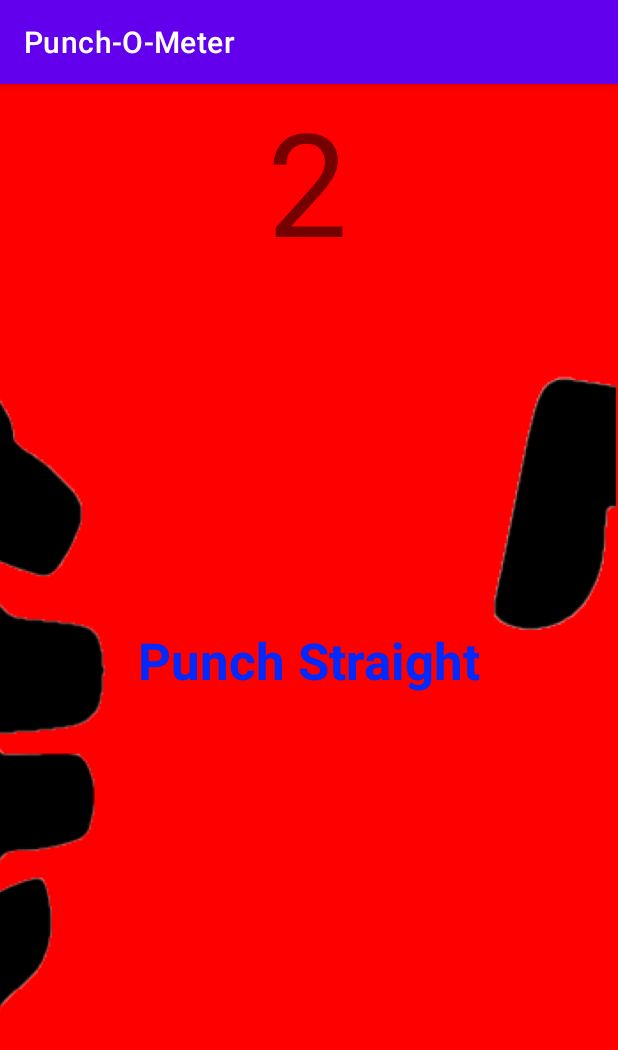
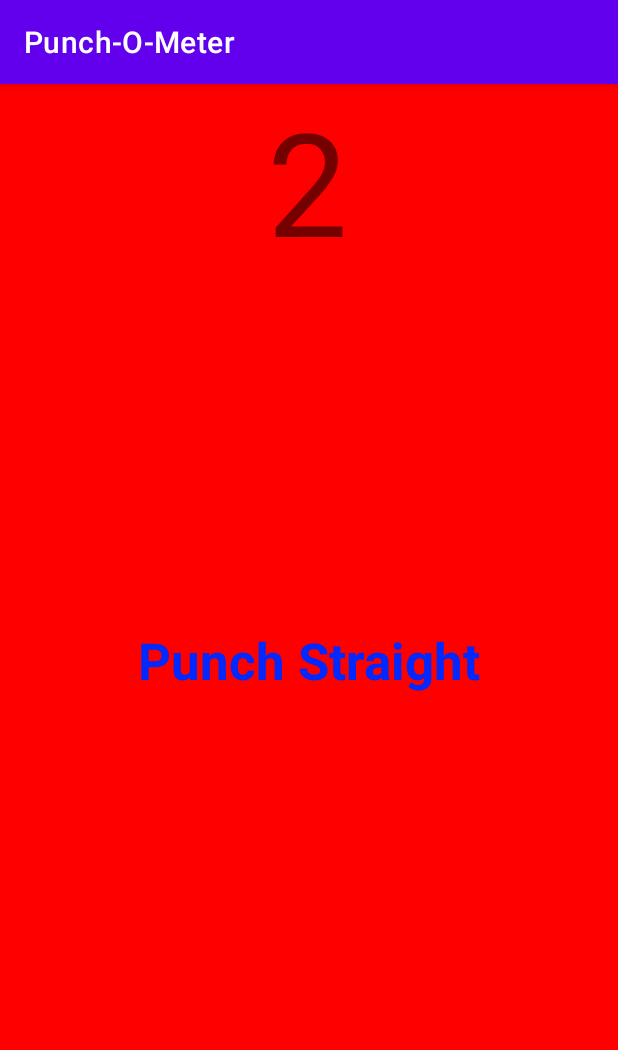
Before and after one commit to AJChippi/Project-2-Team-4, an Android app: the GameActivity screen opened directly, with no data from a screen before it, on a phone screen of 412 x 824 dp. Shown: the top 1050 px of the screen. Run offline under Robolectric (Android 15) with nearby library versions, the phone set to English and light mode, and no system bars.

```diff
--- a/app/src/main/AndroidManifest.xml
+++ b/app/src/main/AndroidManifest.xml
@@ -21,7 +21,8 @@
             android:exported="false" />
         <activity
             android:name=".GameActivity"
-            android:exported="false" />
+            android:exported="false"
+            android:screenOrientation="portrait"/>
         <activity
             android:name=".SettingsActivity"
             android:exported="false" />
--- a/app/src/main/java/com/example/project_2_team_4/GameActivity.java
+++ b/app/src/main/java/com/example/project_2_team_4/GameActivity.java
@@ -31,61 +31,49 @@ import java.util.Timer;
 import java.util.TimerTask;
 
 public class GameActivity extends AppCompatActivity implements SensorEventListener {
-    //Views
+        //  Views  //
     TextView txtLayout;
     TextView txtTimer;
-    ImageView imgLeftGrip;
-    ImageView imgRightGrip;
-
+        //  Variables  //
+    //  Constants  //
+    //  Arbitrary values that adds a threshold on when to start listening for sensor events
+    int ACC_THRESHOLD = 1;
+    int SENSOR_THRESHOLD = 2;
+    int BUOYANCY_THRESHOLD = 3;
+    String TAG = "MYTAG";
+    String TAG2 = "MYTAG2";
+    //Shared Pref values
     SettingValues settings;
     String tapAction;
     String previousText;
-
     String command;
-
-    //Variables
-    //  Arbitrary value that adds a threshold when to start listening for sensor events
-    int ACC_THRESHOLD = 2;
-    int BUOYANCY_THRESHOLD = 4;
+    int count = 0;
+    //Speeds
     float accStartingX;
     float accStartingY;
     float topSpeed = 0;
-    String currentHandGrip = "";
-    String TAG = "MYTAG";
-    String TAG2 = "MYTAG2";
-    boolean timerActive = false;
+    //Flags
+    boolean timerFinished = false;
+
     boolean flagStartingAcc = false;
-    boolean flagStartingRot = false;
+    //Arraylists
     ArrayList<Float> arlValuesX;
     ArrayList<Float> arlValuesY;
     ArrayList<Float> arlTopSpeeds;
     ArrayList<Float> arlTempSpeeds;
-
     //Sensors
     SensorManager sensorManager;
     Sensor accSensor;
-    Sensor geoSensor;
-    Sensor gyroSensor;
-
-    int count = 0;
 
     @Override
     protected void onCreate(Bundle savedInstanceState) {
         super.onCreate(savedInstanceState);
         setContentView(R.layout.activity_game);
 
+        //Find IDs and set Settings
         settings = SettingValues.getInstance();
-
         txtLayout = findViewById(R.id.txtLayout);
         txtTimer = findViewById(R.id.txtTimer);
-
-        //Image Resources
-        imgLeftGrip = findViewById(R.id.imgLeftGrip);
-        imgRightGrip = findViewById(R.id.imgRightGrip);
-        imgLeftGrip.setImageResource(R.drawable.left_grip);
-        imgRightGrip.setImageResource(R.drawable.left_grip);
-        imgLeftGrip.setVisibility(View.INVISIBLE);
-        imgRightGrip.setVisibility(View.INVISIBLE);
 
         //Initialize Arraylists
         arlValuesX = new ArrayList<>();
@@ -96,50 +84,33 @@ public class GameActivity extends AppCompatActivity implements SensorEventListen
         //Initialize sensors
         sensorManager = (SensorManager) getSystemService(Context.SENSOR_SERVICE);
         accSensor = sensorManager.getDefaultSensor(Sensor.TYPE_ACCELEROMETER);
-        geoSensor = sensorManager.getDefaultSensor(Sensor.TYPE_GAME_ROTATION_VECTOR);
-        gyroSensor = sensorManager.getDefaultSensor(Sensor.TYPE_GYROSCOPE);
 
+        //Get new command until maximum commands has been reached
         pickNewAction();
     }
 
     @Override
     public void onSensorChanged(SensorEvent sensorEvent) {
-
-
-        if (timerActive) {
+        //Once the timer has been completed, start listening for Accelerometer events
+        if (timerFinished) {
             switch (sensorEvent.sensor.getType()) {
                 case Sensor.TYPE_ACCELEROMETER:
-                    //Get starting accelerometer values
+                    //Add X & Y values into appropriate lists
                     arlValuesX.add(sensorEvent.values[0]);
                     arlValuesY.add(sensorEvent.values[1]);
+                    //Get starting accelerometer x & y values
                     if (!flagStartingAcc) {
                         accStartingX = sensorEvent.values[0];
                         accStartingY = sensorEvent.values[1];
                         flagStartingAcc = true;
-                        Log.d(TAG, "Beginning: " + accStartingX + " | " + accStartingY);
+                        Log.d(TAG, "Beginning: X -> " + accStartingX + " | Y -> " + accStartingY);
                     }
-
-                    //Check if the orientation of the phone is correct. If so, begin grabbing punch
-                    if(flagStartingRot) {
+                    //Get the current command and run the respective method for listening to either
+                    //  up / down / straight
+                    if (command.equalsIgnoreCase("up") || command.equalsIgnoreCase("down"))
                         checkPunchY(sensorEvent.values[0], sensorEvent.values[1]);
-                        if (command.equalsIgnoreCase("straight")) {
-                            //Log.d(TAG2,sensorEvent.values[0]+"");
-                            //Log.d(TAG2,sensorEvent.values[1]+"");
+                    if (command.equalsIgnoreCase("straight"))
                         checkPunchX(sensorEvent.values[0], sensorEvent.values[1]);
-                        }
-
-                    }
-
-                    break;
-
-                //Get the orientation of the phone using X,Y,Z
-                case Sensor.TYPE_GAME_ROTATION_VECTOR:
-                    Log.d(TAG, "GEO: " + Arrays.toString(sensorEvent.values));
-                    getHandOrientation(sensorEvent.values[0], sensorEvent.values[1], sensorEvent.values[2]);
-                    break;
-
-                case Sensor.TYPE_GYROSCOPE:
-                    Log.d(TAG, "GYRO: " + Arrays.toString(sensorEvent.values));
                     break;
             }
         }
@@ -148,30 +119,21 @@ public class GameActivity extends AppCompatActivity implements SensorEventListen
     @Override
     public void onAccuracyChanged(Sensor sensor, int i) {}
 
+    //Determine whether or not the user is punching up or down
     public void checkPunchY(float accValueX, float accValueY) {
-        //determine if the user is punching up or down
+        //Command is UP. Check if the user is beginning to punch up
         if (arlValuesY.get(arlValuesY.size() - 1) > accStartingY + ACC_THRESHOLD) {
+            //Find the top y-value
             if (command.equalsIgnoreCase("up")) {
-      //          Log.d(TAG, "X-COORDS: " + accValueX);
-      //          Log.d(TAG, "Punching Up");
-                findTopSpeedY(accValueX, accValueY, command);
-            } else {
-      //          Log.d(TAG, "Incorrect: Not UP");
-                //           arlValuesY.clear();
+                findTopSpeedY(accValueX, accValueY);
             }
+        //Command is DOWN. Check if the user is beginning to punch down
         } else if (arlValuesY.get(arlValuesY.size() - 1) + ACC_THRESHOLD < accStartingY) {
             if (command.equalsIgnoreCase("down")) {
-      //          Log.d(TAG, "X-COORDS: " + accValueX);
-      //          Log.d(TAG, "Punching down");
-                findTopSpeedY(accValueX, accValueY, command);
-            } else {
-       //         Log.d(TAG, "Incorrect: Not DOWN");
-                //         arlValuesY.clear();
+                findTopSpeedY(accValueX, accValueY);
             }
-            //punching down
         } else {
             //not punching
-      //      Log.d(TAG, "Not punching");
             //clear the arraylist
             arlValuesY.clear();
         }
@@ -246,86 +208,157 @@ public class GameActivity extends AppCompatActivity implements SensorEventListen
         }
     }
 
-
-    public void findTopSpeedY(float accValueX, float accValueY, String currentCommand) {
+    //Find and grab the top y-value from the accelerometer
+    public void findTopSpeedY(float accValueX, float accValueY) {
         //Command is up
         //Accelerometer should be increasing. Get top speed and once the
         //  Y-value is smaller, stop listening, send data to ScoreBoardActivity and
         //  swap activities
         //Threshold is set in order to give leeway to getting values instead of grabbing every
         //  value
-        if (command.equalsIgnoreCase("up")) {
+        if (command.equalsIgnoreCase("up") && accValueY > accStartingY + SENSOR_THRESHOLD) {
             if (topSpeed < accValueY && topSpeed >= 0) {
                 topSpeed = accValueY;
                 arlTempSpeeds.add(accValueX);
-   //             Log.d(TAG, "FASTER ----> " + topSpeed);
-            } else if (topSpeed - ACC_THRESHOLD > accValueY && topSpeed >= 0) {
+                //Log.d(TAG, "FASTER ----> " + topSpeed);
+            } else if (topSpeed - ACC_THRESHOLD + 1 > accValueY && topSpeed >= 0) {
+                //Temp list is utilized here to ensure that the user is NOT punching straight
                 float tempSum = 0;
-                for(int i = 0; i < arlTempSpeeds.size(); i++){
-                    tempSum+= arlTempSpeeds.get(i);
-                }
-                if(tempSum < 0){
-                    //Punching up was successful. Find top s[eed and check if there is a new command
-      //              Log.d(TAG, "SLOWER ----> " + accValueY);
-       //             Log.d(TAG, "TOTAL X: " + tempSum);
+                for (int i = 0; i < arlTempSpeeds.size(); i++)
+                    tempSum += arlTempSpeeds.get(i);
+
+                //Temp list size is utilized here to ensure if it's greater than the threshold, that
+                //  the user is NOT punching down
+                if (tempSum < 0 && arlTempSpeeds.size() > BUOYANCY_THRESHOLD) {
+                    //Punching up was successful and has ended.
+                    // Find top speed and check if there is a new command
+                        //Log.d(TAG, "SLOWER ----> " + accValueY);
+                        //Log.d(TAG, "TOP SPEED: " + topSpeed + " | Start_Y: " + accStartingY);
                     topSpeed -= accStartingY;
                     arlTopSpeeds.add(topSpeed);
-        //            Log.d(TAG, "TOP SPEED: " + topSpeed + " | Start_Y: " + accStartingY);
-                    //Stop Listening
+                    //Stop Listening and check for new commands
                     stopListening();
-                    timerActive = false;
-                    arlTempSpeeds.clear();
-                    //Send speed data and swap activities
+                    timerFinished = false;
+                    resetValues();
                     vibrate();
                     count++;
                     pickNewAction();
                 } else {
-                    arlTempSpeeds.clear();
-                    topSpeed = 0;
+                    resetValues();
                 }
+            } else {
+                resetValues();
             }
             //Command is down
         } else if (command.equalsIgnoreCase("down")) {
-   //         Log.d(TAG, "Checking: " + accValueY);
-            //Speed value is going down when punching down
+            //Speed value is going negative when punching down
             if (topSpeed - ACC_THRESHOLD > accValueY) {
                 topSpeed = accValueY;
                 arlTempSpeeds.add(topSpeed);
-     //           Log.d(TAG, "FASTER ----> " + topSpeed);
-                //Y-value is larger and speed is below 0. Essentially in negatives
+                //Log.d(TAG, "FASTER ----> " + topSpeed);
+             //Y-value is larger and speed should be below 0
             } else if (topSpeed < accValueY && topSpeed < 0) {
-                //Punching down was successful. Find top speed and check if there is a new command
-                if (arlTempSpeeds.size() >= BUOYANCY_THRESHOLD) {
-       //             Log.d(TAG, "SLOWER ----> " + accValueY);
-       //             Log.d(TAG, "Temps: " + arlTempSpeeds.size());
+                //Temp list size is here to ensure that the user is NOT punching up
+                if (arlTempSpeeds.size() > BUOYANCY_THRESHOLD) {
+                    //Punching down was successful and has ended.
+                    // Find top speed and check if there is a new command
+                        //Log.d(TAG, "SLOWER ----> " + accValueY);
+                        //Log.d(TAG, "Temps: " + arlTempSpeeds.size());
+                    //Convert to positive values
+                    if(accStartingY < 0)
+                        accStartingY += -1;
                     topSpeed *= -1;
                     topSpeed -= accStartingY;
+                    //TopSpeed is checked here to ensure that the user is NOT punching straight
+                    if (topSpeed > 0) {
+                        //Stop listening and check for new command
                         arlTopSpeeds.add(topSpeed);
-        //            Log.d(TAG, "TOP SPEED: " + topSpeed + " | Start_Y: " + accStartingY);
                         stopListening();
-                    timerActive = false;
+                        timerFinished = false;
                         arlTempSpeeds.clear();
                         vibrate();
                         count++;
                         pickNewAction();
+                    }
                 } else {
-                    arlTempSpeeds.clear();
-                    topSpeed = 0;
+                    resetValues();
+                }
+            } else {
+                resetValues();
             }
         }
     }
-        //    arlValuesY.clear();
+
+    //Grab and find the top X-value from the accelerometer
+    public void findTopSpeedX(float accValueX, float accValueY) {
+        //Command is straight
+        //Accelerometer should be increasing. Get top speed and once the
+        //  X-value is smaller, stop listening, send data to ScoreBoardActivity and
+        //  swap activities
+        //Threshold is set in order to give leeway to getting values instead of grabbing every
+        //  value
+
+        if (command.equalsIgnoreCase("straight")) {
+            //Start getting the top x-values
+            if (topSpeed < accValueX && topSpeed >= 0) {
+                topSpeed = accValueX;
+                arlTempSpeeds.add(accValueY);
+                //Log.d(TAG2, "FASTER ----> " + topSpeed);
+            //Begin slower speed process
+            } else if (topSpeed > accValueX + ACC_THRESHOLD && topSpeed >= 0) {
+                //TempSum is utilized here to ensure that the user is NOT punching up
+                float tempSum = 0;
+                for (int i = 0; i < arlTempSpeeds.size(); i++)
+                    tempSum += arlTempSpeeds.get(i);
+
+                //TempSpeed size is utilized here to ensure that the user is NOT punching down
+                if (tempSum > 0 && arlTempSpeeds.size() > BUOYANCY_THRESHOLD) {
+                    //Slows down. Get top speed
+                        //Log.d(TAG2, "SLOWER ----> " + accValueX);
+                        //Log.d(TAG2, "TOP SPEED: " + topSpeed + " | Start_X: " + accStartingX);
+                    topSpeed -= accStartingX;
+                    arlTopSpeeds.add(topSpeed);
+                    //Stop Listening and check for new command
+                    sensorManager.unregisterListener(this);
+                    timerFinished = false;
+                    resetValues();
+                    vibrate();
+                    count++;
+                    pickNewAction();
+                } else {
+                    resetValues();
+                }
+            } else {
+                resetValues();
+            }
+        }
     }
 
+    //Check to ensure the current command is a straight punch
+    public void checkPunchX(float accValueX, float accValueY) {
+        //determine if the user is punching straight
+        if (arlValuesX.get(arlValuesX.size() - 1) > accStartingX + ACC_THRESHOLD) {
+            if (command.equalsIgnoreCase("straight")) {
+                findTopSpeedX(accValueX, accValueY);
+            }
+        } else {
+            //not punching
+            //clear the arraylist
+            arlValuesX.clear();
+        }
+    }
+
+    //All commands have been completed. Find the top speed from the commands the user has done.
+    //  Send the top speed to the ScoreBoardActivity
     public void sendData() {
         SharedPreferences sharedPref = getSharedPreferences("Prefs", MODE_PRIVATE);
         SharedPreferences.Editor sharedEdit = sharedPref.edit();
 
         //Find the top acceleration from the list of punches
-        Log.d(TAG, "sendData: " + arlTopSpeeds);
+        Log.d(TAG, "ALL TOP SPEEDS: " + arlTopSpeeds);
         float topScore = 0;
-        for (int i = 0; i < arlTopSpeeds.size(); i++){
-            if(topScore < arlTopSpeeds.get(i))
+        for (int i = 0; i < arlTopSpeeds.size(); i++) {
+            if (topScore < arlTopSpeeds.get(i))
                 topScore = arlTopSpeeds.get(i);
         }
 
@@ -342,6 +375,7 @@ public class GameActivity extends AppCompatActivity implements SensorEventListen
             //Initial countdown time
             int COUNTDOWN = 3;
             int i = 0;
+
             @Override
             public void run() {
                 //Change countdown text
@@ -353,7 +387,7 @@ public class GameActivity extends AppCompatActivity implements SensorEventListen
                 //countdown is finished. Start tasks here
                 if (COUNTDOWN == 0) {
                     vibrate();
-                        timerActive = true;
+                    timerFinished = true;
                     timer.cancel();
                 }
             }
@@ -366,15 +400,17 @@ public class GameActivity extends AppCompatActivity implements SensorEventListen
         }
     }
 
-    public void pickNewAction(){
+    //Get the next command or finish the game
+    public void pickNewAction() {
         //End game when the number of punches has reached the user set amount of punches
-        if(count == settings.MaxPunches){
+        if (count == settings.MaxPunches) {
             count = 0;
             //Send the top speed
             sendData();
             //Show dialog that the game has ended
             AlertDialog.Builder builder = new AlertDialog.Builder(this);
             builder.setMessage("All commands completed. Tap Next to View Results");
+            builder.setCancelable(false);
             builder.setPositiveButton("NEXT", new DialogInterface.OnClickListener() {
                 @Override
                 public void onClick(DialogInterface dialog, int which) {
@@ -387,32 +423,30 @@ public class GameActivity extends AppCompatActivity implements SensorEventListen
             return;
         }
         //Continue game
-        if(previousText != null){
+        if (previousText != null) {
             txtLayout.setText(previousText);
         }
         // SHARED PREF FOR HAND GRIP //
         SharedPreferences sharedPref = getSharedPreferences("settingsPref", MODE_PRIVATE);
-        setImgHandGrip(sharedPref.getString("Orientation", "Right"));
         onStart();
         previousText = txtLayout.getText().toString();
-            int randomAction  = (int) (Math.random() * settings.actions.size());
+        int randomAction = (int) (Math.random() * settings.actions.size());
         String[] actions = settings.actions.toArray(new String[0]);
         tapAction = actions[randomAction];
-            Log.d("sfasfa1",tapAction);
-            if(tapAction.equals("checkUp")){
+        Log.d("sfasfa1", tapAction);
+        if (tapAction.equals("checkUp")) {
             command = "up";
             txtLayout.setText("Punch Up");
-            }
-            else if(tapAction.equals("checkDown")){
+        } else if (tapAction.equals("checkDown")) {
             command = "down";
             txtLayout.setText("Punch Down");
-            }
-            else if(tapAction.equals("checkStraight")) {
+        } else if (tapAction.equals("checkStraight")) {
             command = "straight";
             txtLayout.setText("Punch Straight");
         }
     }
 
+    //Set the vibration for the phone
     public void vibrate() {
         Vibrator v = (Vibrator) getSystemService(Context.VIBRATOR_SERVICE);
         if (Build.VERSION.SDK_INT >= Build.VERSION_CODES.O) {
@@ -423,69 +457,25 @@ public class GameActivity extends AppCompatActivity implements SensorEventListen
     }
 
     //Stop listening to sensors and set the timer to inactive
-    public void stopListening(){
+    public void stopListening() {
         sensorManager.unregisterListener(this);
-        timerActive = false;
+        timerFinished = false;
     }
 
     //Listen and register sensors
-    public void startListening(){
+    public void startListening() {
         sensorManager.registerListener(this, accSensor, SensorManager.SENSOR_DELAY_NORMAL);
-        sensorManager.registerListener(this, geoSensor, SensorManager.SENSOR_DELAY_NORMAL);
-        sensorManager.registerListener(this, gyroSensor, SensorManager.SENSOR_DELAY_UI);
     }
 
-    //Set the imageView for the hand grip set by the user
-    public void setImgHandGrip(String strHandGrip){
-        if (strHandGrip.equalsIgnoreCase("left")) {
-            imgLeftGrip.setVisibility(View.VISIBLE);
-        } else if (strHandGrip.equalsIgnoreCase("right")) {
-            imgRightGrip.setVisibility(View.VISIBLE);
-        }
+    //Reset the temp Arraylist and top speed. One of three scenarios cause this to occur:
+    // 1) The user was unable to punch fast enough for the sensor to grab
+    // 2) The user was punching in the wrong direction
+    // 3) The punch was successful and the values need to be reset for the incoming command
+    public void resetValues() {
+        arlTempSpeeds.clear();
+        topSpeed = 0;
     }
 
-    //Find the orientation of the phone by comparing X,Y,Z values
-    public void getHandOrientation(float xValue, float yValue, float zValue){
-        //Left-hand orientation
-        // up: [+, +, +]  side: [+, +, -] flat: [+, -, +]
-        if((xValue > 0 && yValue > 0 && zValue > 0) ||
-                (xValue > 0 && yValue > 0 && zValue < 0) ||
-                (xValue > 0 && yValue < 0 && zValue > 0)){
-            currentHandGrip = "left";
-        }
-
-        //Right-hand orientation
-        // flat: [-, -, -]  side: [-, +, -] flat: [+, -, -]
-        else if((xValue < 0 && yValue < 0 && zValue < 0) ||
-                (xValue < 0 && yValue > 0 && zValue < 0) ||
-                ((xValue > 0 && yValue < 0 && zValue < 0))){
-            currentHandGrip = "right";
-        }
-        else
-            currentHandGrip = "";
-
-        Log.d(TAG, "getHandOrientation: " + currentHandGrip);
-        flagStartingRot = currentHandGrip.equalsIgnoreCase("left");
-
-        /*  KEEP SAKE - BUGS
-         //Left-hand orientation
-        // up: [+, -, -]  side/flat: [+, +, -]
-        if((xValue > 0 && yValue < 0 && zValue < 0) ||
-                (xValue > 0 && yValue > 0 && zValue < 0)){
-            currentHandGrip = "left";
-        }
-
-        //Right-hand orientation
-        // flat: [-, -, -]  side: [-, +, -] up: [+, +, +]
-        else if((xValue < 0 && yValue < 0 && zValue < 0) ||
-                (xValue < 0 && yValue > 0 && zValue < 0) ||
-                (xValue > 0 && yValue > 0 && zValue > 0)){
-            currentHandGrip = "right";
-        }
-        else
-            currentHandGrip = "";
-         */
-    }
 
     @Override
     protected void onStart() {
@@ -501,9 +491,4 @@ public class GameActivity extends AppCompatActivity implements SensorEventListen
         //Stop listening for sensors
         stopListening();
     }
-
-    @Override
-    protected void onResume() {
-        super.onResume();
 }
-}
--- a/app/src/main/res/layout/activity_game.xml
+++ b/app/src/main/res/layout/activity_game.xml
@@ -33,29 +33,4 @@
         app:layout_constraintTop_toTopOf="parent"
         app:layout_constraintVertical_bias="0.0" />
 
-    <ImageView
-        android:id="@+id/imgLeftGrip"
-        android:layout_width="686dp"
-        android:layout_height="945dp"
-        app:layout_constraintBottom_toBottomOf="parent"
-        app:layout_constraintEnd_toEndOf="parent"
-        app:layout_constraintHorizontal_bias="0.549"
-        app:layout_constraintStart_toStartOf="parent"
-        app:layout_constraintTop_toTopOf="parent"
-        app:srcCompat="@drawable/left_grip" />
-
-    <ImageView
-        android:id="@+id/imgRightGrip"
-        android:layout_width="686dp"
-        android:layout_height="945dp"
-        android:rotation="180"
-        android:rotationX="180"
-        android:rotationY="0"
-        app:layout_constraintBottom_toBottomOf="parent"
-        app:layout_constraintEnd_toEndOf="parent"
-        app:layout_constraintHorizontal_bias="0.549"
-        app:layout_constraintStart_toStartOf="parent"
-        app:layout_constraintTop_toTopOf="parent"
-        app:srcCompat="@drawable/left_grip" />
-
 </androidx.constraintlayout.widget.ConstraintLayout>
```
Lines whose indentation alone changed are shown as unchanged.
